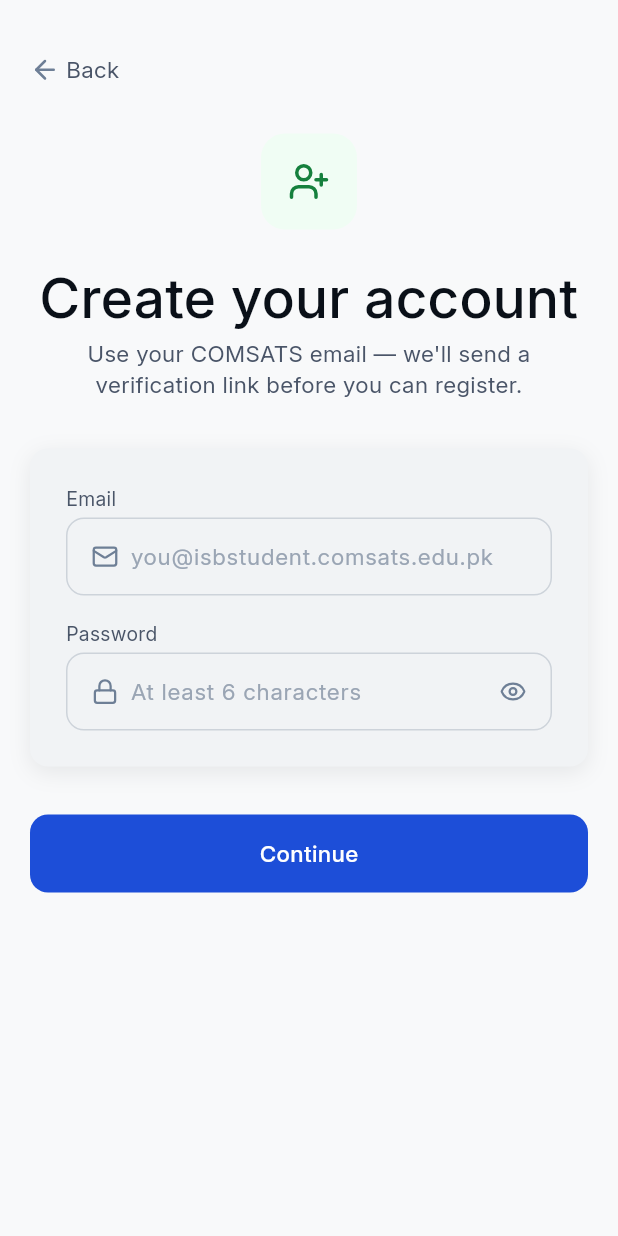
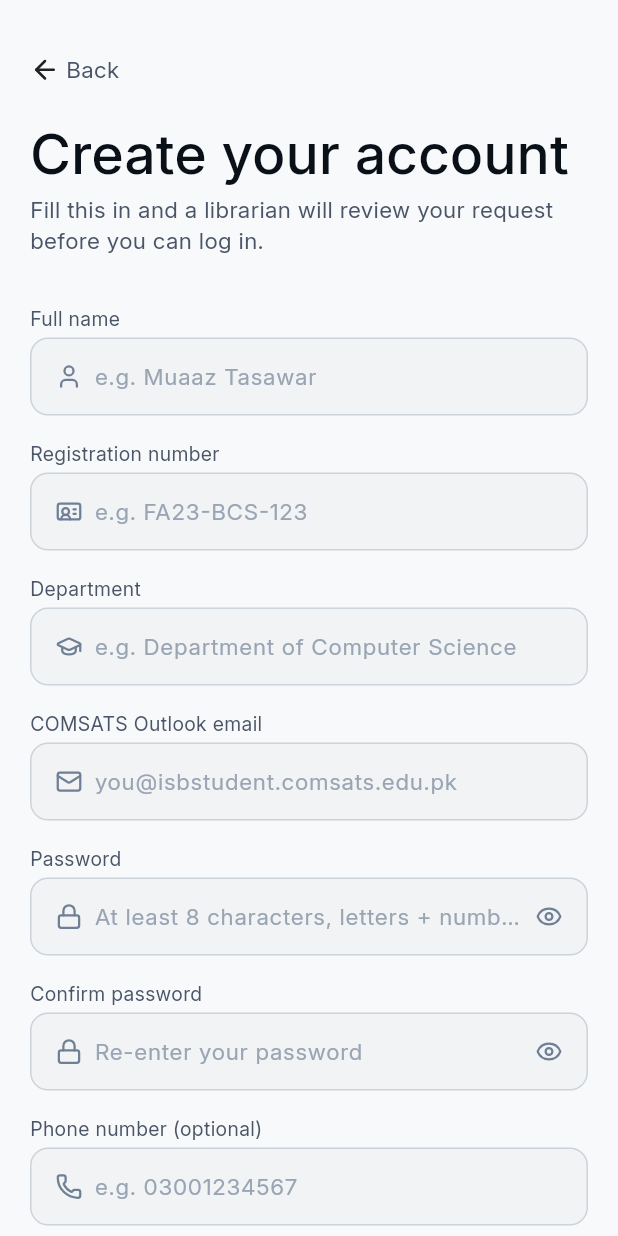
Before and after one commit to MuaazTasawar/junaid-zaidi-library-app, a Flutter app: the screen it shows after launch, after a tap on "Create Account", on a phone screen of 412 x 824 dp. Run offline on Flutter 3.47's test engine with Material 3 defaults, Android fonts, the phone set to English and light mode, and no system bars; our stand-ins replace basic_utils, cloud_firestore, firebase_auth, firebase_core, flutter_lucide, flutter_secure_storage and 2 more; missing offline and left inert: pointycastle; accounts and stored records are empty.

Commit message:
Phase 1: Registration -> encrypted pending request — RSA-OAEP crypto service, single-screen signup with no pre-approval account, corrected Firestore create rule

```diff
--- a/lib/navigation/routes.dart
+++ b/lib/navigation/routes.dart
@@ -12,15 +12,19 @@ class MoreRoutes {
   static const String aboutFloorPlan = '/more/about/floor-plan';
 }
 
-/// Route names for the nested Navigator that AuthGate owns. Koha
-/// username/password login was removed (see WelcomeScreen) — every
-/// account authenticates by email now.
+/// Route names for the nested Navigator that AuthGate owns.
+///
+/// Updated Authentication Workflow, Phase 1: signupEmail and
+/// verifyEmail were removed here. The old three-screen signup
+/// (email -> verify -> form) belonged to the pre-approval-gated design
+/// where a temporary Firebase account existed to prove email ownership.
+/// The workflow this app now implements does registration in one
+/// screen with format-only validation and no account of any kind until
+/// a librarian approves the request — see signup_form_screen.dart.
 class AuthRoutes {
   const AuthRoutes._();
 
   static const String welcome = '/auth/welcome';
   static const String emailLogin = '/auth/login/email';
-  static const String signupEmail = '/auth/signup/email';
-  static const String verifyEmail = '/auth/signup/verify-email';
   static const String signupForm = '/auth/signup/form';
 }
--- a/lib/screens/auth/auth_gate.dart
+++ b/lib/screens/auth/auth_gate.dart
@@ -11,15 +11,12 @@ import '../../theme/theme.dart';
 import '../../widgets/ui.dart';
 import '../root_shell.dart';
 import 'email_login_screen.dart';
-import 'signup_email_screen.dart';
 import 'signup_form_screen.dart';
-import 'verify_email_screen.dart';
 import 'welcome_screen.dart';
 
 enum _AuthState { loading, authenticated, guest, signedOut }
 
-/// Decides between the auth flow and the app itself. Four states now,
-/// not three:
+/// Decides between the auth flow and the app itself. Four states:
 ///  - loading: still checking on boot.
 ///  - authenticated: a real session exists — Koha, Firebase email
 ///    (Approved), or Firebase Microsoft. See
@@ -30,6 +27,12 @@ enum _AuthState { loading, authenticated, guest, signedOut }
 ///    guest-mode flag) — a guest isn't re-prompted through Welcome every
 ///    launch.
 ///  - signedOut: none of the above — shows the Welcome flow.
+///
+/// Updated Authentication Workflow, Phase 1: signupEmail and
+/// verifyEmail routes/screens were removed from the route table below —
+/// registration is now a single screen (signup_form_screen.dart) with
+/// no pre-approval Firebase account. Session/login logic itself
+/// (Firebase+Koha dual auth) is reworked separately in Phase 3.
 class AuthGate extends StatefulWidget {
   const AuthGate({super.key});
 
@@ -93,11 +96,6 @@ class _AuthGateState extends State<AuthGate> {
         page = WelcomeScreen(onContinueAsGuest: _handleContinueAsGuest);
       case AuthRoutes.emailLogin:
         page = EmailLoginScreen(onLoginSuccess: _handleAuthenticated);
-      case AuthRoutes.signupEmail:
-        page = const SignupEmailScreen();
-      case AuthRoutes.verifyEmail:
-        final email = settings.arguments as String? ?? '';
-        page = VerifyEmailScreen(email: email);
       case AuthRoutes.signupForm:
         page = const SignupFormScreen();
       default:
--- a/lib/screens/auth/login_screen.dart
+++ b/lib/screens/auth/login_screen.dart
@@ -142,7 +142,7 @@ class _LoginScreenState extends State<LoginScreen> {
               variant: 'text',
               onPressed: _isSubmitting
                   ? null
-                  : () => Navigator.of(context).pushNamed(AuthRoutes.signupEmail),
+                  : () => Navigator.of(context).pushNamed(AuthRoutes.signupForm),
             ),
           ],
         ),
--- a/lib/screens/auth/signup_email_screen.dart
+++ /dev/null
@@ -1,190 +0,0 @@
-import 'package:firebase_auth/firebase_auth.dart';
-import 'package:flutter/material.dart';
-import 'package:flutter_lucide/flutter_lucide.dart';
-
-import '../../navigation/routes.dart';
-import '../../services/firebase_auth_service.dart';
-import '../../theme/theme.dart';
-import '../../widgets/ui.dart';
-
-final _emailPattern = RegExp(r'^[\w.+-]+@[\w-]+\.[\w.-]+$');
-
-/// Step 1 of registration: collects the email/password used only to prove
-/// the student controls their COMSATS email (SDS §9.9). This account is
-/// temporary — it exists purely to unlock the verification email, and
-/// gets discarded (signed out) once the request is submitted in Phase 4.
-class SignupEmailScreen extends StatefulWidget {
-  const SignupEmailScreen({super.key});
-
-  @override
-  State<SignupEmailScreen> createState() => _SignupEmailScreenState();
-}
-
-class _SignupEmailScreenState extends State<SignupEmailScreen> {
-  final _emailController = TextEditingController();
-  final _passwordController = TextEditingController();
-  final _authService = FirebaseAuthService();
-
-  String? _emailError;
-  String? _passwordError;
-  String? _formError;
-  bool _isSubmitting = false;
-
-  @override
-  void dispose() {
-    _emailController.dispose();
-    _passwordController.dispose();
-    super.dispose();
-  }
-
-  bool _validate() {
-    setState(() {
-      _emailError = null;
-      _passwordError = null;
-      _formError = null;
-    });
-
-    var isValid = true;
-    final email = _emailController.text.trim().toLowerCase();
-    final password = _passwordController.text;
-
-    if (email.isEmpty || !_emailPattern.hasMatch(email)) {
-      setState(() => _emailError = 'Enter a valid email address.');
-      isValid = false;
-    } else if (!email.toLowerCase().endsWith('@isbstudent.comsats.edu.pk')) {
-      setState(() => _emailError = 'Use your COMSATS email (must end with @isbstudent.comsats.edu.pk).');
-      isValid = false;
-    }
-    if (password.length < 6) {
-      setState(() => _passwordError = 'Password must be at least 6 characters.');
-      isValid = false;
-    }
-    return isValid;
-  }
-
-  Future<void> _handleContinue() async {
-    if (!_validate()) return;
-
-    setState(() => _isSubmitting = true);
-    try {
-      await _authService.createTempAccount(
-        email: _emailController.text.trim().toLowerCase(),
-        password: _passwordController.text,
-      );
-      await _authService.sendVerificationEmail();
-
-      if (!mounted) return;
-      Navigator.of(context).pushNamed(
-        AuthRoutes.verifyEmail,
-        arguments: _emailController.text.trim().toLowerCase(),
-      );
-    } on FirebaseAuthException catch (e) {
-      setState(() {
-        switch (e.code) {
-          case 'email-already-in-use':
-            _emailError = 'An account already exists for this email.';
-            break;
-          case 'invalid-email':
-            _emailError = 'That email address looks invalid.';
-            break;
-          case 'weak-password':
-            _passwordError = 'Choose a stronger password.';
-            break;
-          default:
-            _formError = e.message ?? 'Something went wrong. Please try again.';
-        }
-      });
-    } catch (_) {
-      setState(() => _formError = 'Something went wrong. Please try again.');
-    } finally {
-      if (mounted) setState(() => _isSubmitting = false);
-    }
-  }
-
-  @override
-  Widget build(BuildContext context) {
-    final colors = useTheme(context);
-
-    return GestureDetector(
-      onTap: () => FocusScope.of(context).unfocus(),
-      child: ScreenContainer(
-        scroll: true,
-        child: Column(
-          crossAxisAlignment: CrossAxisAlignment.stretch,
-          children: [
-            const SizedBox(height: AppSpacing.md),
-            GestureDetector(
-              onTap: () => Navigator.of(context).maybePop(),
-              behavior: HitTestBehavior.opaque,
-              child: Row(
-                children: [
-                  Icon(LucideIcons.arrow_left, size: 20, color: colors.icon),
-                  const SizedBox(width: AppSpacing.xs),
-                  AppText('Back', variant: 'bodyBase', tone: 'secondary'),
-                ],
-              ),
-            ),
-            const SizedBox(height: AppSpacing.xl),
-            Center(
-              child: Container(
-                width: 64,
-                height: 64,
-                alignment: Alignment.center,
-                decoration: BoxDecoration(
-                  color: colors.intents.success.light.bg,
-                  borderRadius: BorderRadius.circular(AppRadius.lg),
-                ),
-                child: Icon(LucideIcons.user_plus, size: 28, color: colors.intents.success.light.fg),
-              ),
-            ),
-            const SizedBox(height: AppSpacing.lg),
-            AppText('Create your account', variant: 'h3', textAlign: TextAlign.center),
-            const SizedBox(height: AppSpacing.xs),
-            AppText(
-              'Use your COMSATS email — we\'ll send a verification link before you can register.',
-              variant: 'bodyBase',
-              tone: 'secondary',
-              textAlign: TextAlign.center,
-            ),
-            const SizedBox(height: AppSpacing.xl),
-            AppCard(
-              padding: const EdgeInsets.all(AppSpacing.lg),
-              child: Column(
-                crossAxisAlignment: CrossAxisAlignment.stretch,
-                children: [
-                  AppTextField(
-                    label: 'Email',
-                    controller: _emailController,
-                    placeholder: 'you@isbstudent.comsats.edu.pk',
-                    keyboardType: TextInputType.emailAddress,
-                    prefixIcon: LucideIcons.mail,
-                    errorText: _emailError,
-                  ),
-                  const SizedBox(height: AppSpacing.md),
-                  AppTextField(
-                    label: 'Password',
-                    controller: _passwordController,
-                    placeholder: 'At least 6 characters',
-                    obscureText: true,
-                    prefixIcon: LucideIcons.lock,
-                    errorText: _passwordError,
-                  ),
-                  if (_formError != null) ...[
-                    const SizedBox(height: AppSpacing.md),
-                    AppText(_formError!, variant: 'bodySmall', tone: 'error'),
-                  ],
-                ],
-              ),
-            ),
-            const SizedBox(height: AppSpacing.xl),
-            AppButton(
-              label: 'Continue',
-              onPressed: _isSubmitting ? null : _handleContinue,
-              isLoading: _isSubmitting,
-            ),
-          ],
-        ),
-      ),
-    );
-  }
-}
--- a/lib/screens/auth/signup_form_screen.dart
+++ b/lib/screens/auth/signup_form_screen.dart
@@ -4,18 +4,30 @@ import 'package:flutter_lucide/flutter_lucide.dart';
 
 import '../../models/student_request.dart';
 import '../../navigation/routes.dart';
-import '../../services/firebase_auth_service.dart';
+import '../../services/crypto_service.dart';
 import '../../services/firestore_service.dart';
 import '../../theme/theme.dart';
 import '../../widgets/ui.dart';
 
 final _cnicPattern = RegExp(r'^\d{5}-\d{7}-\d$');
+final _emailPattern = RegExp(r'^[\w.+-]+@[\w-]+\.[\w.-]+$');
+// Password policy (Updated Authentication Workflow, Phase 1 / Step 1:
+// "Password meets the required policy"): at least 8 characters, with at
+// least one letter and one digit. The doc names the requirement but not
+// the exact rule, so this is a documented assumption, not a literal
+// quote from it — tighten it here if COMSATS gives you a stricter spec.
+final _passwordHasLetter = RegExp(r'[A-Za-z]');
+final _passwordHasDigit = RegExp(r'\d');
 
-/// Step 3 of registration: the student's Firebase email is now verified,
-/// so this form writes a `student_requests` document (SDS §6.3) for a
-/// librarian to review. Once the write succeeds, the temp Firebase
-/// account is signed out — per SDS §9.9, Firebase's job ends here, it
-/// never becomes the real session.
+/// The full registration screen (Updated Authentication Workflow, Phase
+/// 1). Unlike the old three-screen flow (email -> verify -> form), there
+/// is no separate email-verification step and no temporary Firebase
+/// account here — the doc's Step 1 only validates field FORMAT (a real
+/// COMSATS domain, a matching password/confirm pair), not email
+/// ownership. Submitting writes a single Pending student_requests
+/// document with an RSA-encrypted password (Step 2) and nothing else —
+/// no Firebase account and no Koha patron exist until a librarian
+/// approves it (see functions/index.js).
 class SignupFormScreen extends StatefulWidget {
   const SignupFormScreen({super.key});
 
@@ -27,15 +39,21 @@ class _SignupFormScreenState extends State<SignupFormScreen> {
   final _fullNameController = TextEditingController();
   final _regNumberController = TextEditingController();
   final _departmentController = TextEditingController();
+  final _emailController = TextEditingController();
+  final _passwordController = TextEditingController();
+  final _confirmPasswordController = TextEditingController();
   final _phoneController = TextEditingController();
   final _cnicController = TextEditingController();
 
-  final _authService = FirebaseAuthService();
+  final _cryptoService = CryptoService();
   final _firestoreService = FirestoreService();
 
   String? _fullNameError;
   String? _regNumberError;
   String? _departmentError;
+  String? _emailError;
+  String? _passwordError;
+  String? _confirmPasswordError;
   String? _phoneError;
   String? _cnicError;
   String? _formError;
@@ -48,6 +66,9 @@ class _SignupFormScreenState extends State<SignupFormScreen> {
     _fullNameController.dispose();
     _regNumberController.dispose();
     _departmentController.dispose();
+    _emailController.dispose();
+    _passwordController.dispose();
+    _confirmPasswordController.dispose();
     _phoneController.dispose();
     _cnicController.dispose();
     super.dispose();
@@ -58,12 +79,16 @@ class _SignupFormScreenState extends State<SignupFormScreen> {
       _fullNameError = null;
       _regNumberError = null;
       _departmentError = null;
+      _emailError = null;
+      _passwordError = null;
+      _confirmPasswordError = null;
       _phoneError = null;
       _cnicError = null;
       _formError = null;
     });
 
     var isValid = true;
+
     if (_fullNameController.text.trim().isEmpty) {
       setState(() => _fullNameError = 'Enter your full name.');
       isValid = false;
@@ -76,47 +101,63 @@ class _SignupFormScreenState extends State<SignupFormScreen> {
       setState(() => _departmentError = 'Enter your department.');
       isValid = false;
     }
-    if (_phoneController.text.trim().length < 7) {
+
+    final email = _emailController.text.trim().toLowerCase();
+    if (email.isEmpty || !_emailPattern.hasMatch(email)) {
+      setState(() => _emailError = 'Enter a valid email address.');
+      isValid = false;
+    } else if (!email.endsWith('@isbstudent.comsats.edu.pk')) {
+      setState(() =>
+          _emailError = 'Use your COMSATS Outlook email (must end with @isbstudent.comsats.edu.pk).');
+      isValid = false;
+    }
+
+    final password = _passwordController.text;
+    if (password.length < 8 ||
+        !_passwordHasLetter.hasMatch(password) ||
+        !_passwordHasDigit.hasMatch(password)) {
+      setState(() =>
+          _passwordError = 'At least 8 characters, with a mix of letters and numbers.');
+      isValid = false;
+    }
+    if (_confirmPasswordController.text != password) {
+      setState(() => _confirmPasswordError = 'Passwords do not match.');
+      isValid = false;
+    }
+
+    // Phone is optional per the workflow doc — only validate its shape
+    // if the student actually entered something.
+    final phone = _phoneController.text.trim();
+    if (phone.isNotEmpty && phone.length < 7) {
       setState(() => _phoneError = 'Enter a valid phone number.');
       isValid = false;
     }
+
     if (!_cnicPattern.hasMatch(_cnicController.text.trim())) {
       setState(() => _cnicError = 'Enter your CNIC as xxxxx-xxxxxxx-x.');
       isValid = false;
     }
+
     return isValid;
   }
 
   Future<void> _handleSubmit() async {
     if (!_validate()) return;
 
-    final user = _authService.currentUser;
-    final email = user?.email?.trim().toLowerCase();
-    if (email == null || !_authService.isEmailVerified) {
-      setState(() => _formError =
-          'Your email session expired — go back and verify your email again.');
-      return;
-    }
-
     setState(() => _isSubmitting = true);
     try {
-      // user.reload() (back on the verify screen) updates the client-side
-      // User object, but the cached ID token's email_verified claim isn't
-      // refreshed by that alone — Firestore reads the token's claim, not
-      // the client-side flag, so force a fresh token before writing or
-      // firestore.rules rejects with permission-denied.
-      await user!.getIdToken(true);
+      final encryptedPassword = _cryptoService.encryptPassword(_passwordController.text);
 
       final request = StudentRequest(
         fullName: _fullNameController.text.trim(),
         registrationNumber: _regNumberController.text.trim(),
         department: _departmentController.text.trim(),
-        email: email,
+        email: _emailController.text.trim().toLowerCase(),
         phone: _phoneController.text.trim(),
         cnic: _cnicController.text.trim(),
+        encryptedPassword: encryptedPassword,
       );
       await _firestoreService.submitStudentRequest(request);
-      await _authService.signOut();
 
       if (!mounted) return;
       setState(() => _isSubmitted = true);
@@ -146,10 +187,22 @@ class _SignupFormScreenState extends State<SignupFormScreen> {
           crossAxisAlignment: CrossAxisAlignment.stretch,
           children: [
             const SizedBox(height: AppSpacing.md),
-            Heading(text: 'Registration details', level: 3),
+            GestureDetector(
+              onTap: () => Navigator.of(context).maybePop(),
+              behavior: HitTestBehavior.opaque,
+              child: Row(
+                children: [
+                  Icon(LucideIcons.arrow_left, size: 20),
+                  const SizedBox(width: AppSpacing.xs),
+                  AppText('Back', variant: 'bodyBase', tone: 'secondary'),
+                ],
+              ),
+            ),
+            const SizedBox(height: AppSpacing.lg),
+            Heading(text: 'Create your account', level: 3),
             const SizedBox(height: AppSpacing.xs),
             AppText(
-              'Your email is verified. Fill this in and a librarian will review your request.',
+              'Fill this in and a librarian will review your request before you can log in.',
               variant: 'bodyBase',
               tone: 'secondary',
             ),
@@ -179,7 +232,34 @@ class _SignupFormScreenState extends State<SignupFormScreen> {
             ),
             const SizedBox(height: AppSpacing.md),
             AppTextField(
-              label: 'Phone number',
+              label: 'COMSATS Outlook email',
+              controller: _emailController,
+              placeholder: 'you@isbstudent.comsats.edu.pk',
+              keyboardType: TextInputType.emailAddress,
+              prefixIcon: LucideIcons.mail,
+              errorText: _emailError,
+            ),
+            const SizedBox(height: AppSpacing.md),
+            AppTextField(
+              label: 'Password',
+              controller: _passwordController,
+              placeholder: 'At least 8 characters, letters + numbers',
+              obscureText: true,
+              prefixIcon: LucideIcons.lock,
+              errorText: _passwordError,
+            ),
+            const SizedBox(height: AppSpacing.md),
+            AppTextField(
+              label: 'Confirm password',
+              controller: _confirmPasswordController,
+              placeholder: 'Re-enter your password',
+              obscureText: true,
+              prefixIcon: LucideIcons.lock,
+              errorText: _confirmPasswordError,
+            ),
+            const SizedBox(height: AppSpacing.md),
+            AppTextField(
+              label: 'Phone number (optional)',
               controller: _phoneController,
               placeholder: 'e.g. 03001234567',
               keyboardType: TextInputType.phone,
@@ -272,7 +352,7 @@ class _SubmittedView extends StatelessWidget {
           Heading(text: 'Request submitted', level: 3, textAlign: TextAlign.center),
           const SizedBox(height: AppSpacing.xs),
           AppText(
-            'A librarian will review your details. You\'ll be able to log in once your account is approved.',
+            'Your registration request has been submitted successfully. Please wait for administrator approval.',
             variant: 'bodyBase',
             tone: 'secondary',
             textAlign: TextAlign.center,
--- a/lib/screens/auth/welcome_screen.dart
+++ b/lib/screens/auth/welcome_screen.dart
@@ -6,9 +6,9 @@ import '../../theme/tokens/colors.dart';
 import '../../widgets/ui.dart';
 
 /// First screen a signed-out student sees. Koha username/password login
-/// was removed here — every account in this app authenticates by email,
+/// was removed here â€” every account in this app authenticates by email,
 /// so a "username" field never matched reality. Three ways in now:
-/// Log in with Email (primary — the real returning-user path), Create
+/// Log in with Email (primary â€” the real returning-user path), Create
 /// Account, and Continue as Guest.
 class WelcomeScreen extends StatelessWidget {
   final VoidCallback onContinueAsGuest;
@@ -148,7 +148,7 @@ class WelcomeScreen extends StatelessWidget {
                   AppButton(
                     label: 'Create Account',
                     variant: 'secondary',
-                    onPressed: () => Navigator.of(context).pushNamed(AuthRoutes.signupEmail),
+                    onPressed: () => Navigator.of(context).pushNamed(AuthRoutes.signupForm),
                   ),
                   const SizedBox(height: AppSpacing.sm),
                   AppButton(
--- a/lib/services/firestore_service.dart
+++ b/lib/services/firestore_service.dart
@@ -1,4 +1,5 @@
 import 'package:cloud_firestore/cloud_firestore.dart';
+import 'package:firebase_auth/firebase_auth.dart';
 
 import '../config/api_constants.dart';
 import '../models/app_user.dart';
@@ -6,8 +7,11 @@ import '../models/student_request.dart';
 
 class FirestoreService {
   final FirebaseFirestore _db;
+  final FirebaseAuth _auth;
 
-  FirestoreService({FirebaseFirestore? db}) : _db = db ?? FirebaseFirestore.instance;
+  FirestoreService({FirebaseFirestore? db, FirebaseAuth? auth})
+      : _db = db ?? FirebaseFirestore.instance,
+        _auth = auth ?? FirebaseAuth.instance;
 
   CollectionReference<Map<String, dynamic>> get _requestsCollection =>
       _db.collection(ApiConstants.firestoreStudentRequestsCollection);
@@ -15,8 +19,31 @@ class FirestoreService {
   CollectionReference<Map<String, dynamic>> get _usersCollection =>
       _db.collection(ApiConstants.firestoreUsersCollection);
 
+  CollectionReference<Map<String, dynamic>> get _passwordChangeRequestsCollection =>
+      _db.collection(ApiConstants.firestorePasswordChangeRequestsCollection);
+
+  /// Writes a new pending registration request (Updated Authentication
+  /// Workflow, Phase 1 / Step 2). [request.encryptedPassword] must
+  /// already be RSA-OAEP encrypted — see CryptoService — this method
+  /// never sees or handles a plaintext password.
+  ///
+  /// firestore.rules requires request.auth != null for this write, but
+  /// the workflow deliberately creates NO real Firebase account for the
+  /// student before a librarian approves them. So this signs in
+  /// anonymously — a throwaway session, never tied to the student's
+  /// email or password — purely to satisfy that rule, then signs back
+  /// out immediately once the write succeeds. If the write throws, the
+  /// anonymous session is left signed out too, so a retry doesn't pile
+  /// up abandoned anonymous accounts.
   Future<void> submitStudentRequest(StudentRequest request) async {
-    await _requestsCollection.add(request.toMap());
+    if (_auth.currentUser == null) {
+      await _auth.signInAnonymously();
+    }
+    try {
+      await _requestsCollection.add(request.toMap());
+    } finally {
+      await _auth.signOut();
+    }
   }
 
   Stream<List<StudentRequest>> watchRequestsForEmail(String email) {
@@ -56,4 +83,24 @@ class FirestoreService {
     final doc = await _usersCollection.doc(uid).get();
     return doc.exists;
   }
+
+  /// Updated Authentication Workflow, Phase 7: writes a password-change
+  /// request for an already-approved student. [newEncryptedPassword]
+  /// must already be RSA-OAEP encrypted, same as registration. Unlike
+  /// registration, this requires the student's REAL Firebase session
+  /// (they must be logged in already), so no anonymous-session dance is
+  /// needed here — firestore.rules checks request.auth.uid directly.
+  Future<void> submitPasswordChangeRequest({
+    required String uid,
+    required String email,
+    required String newEncryptedPassword,
+  }) async {
+    await _passwordChangeRequestsCollection.add({
+      'uid': uid,
+      'email': email.trim().toLowerCase(),
+      'newEncryptedPassword': newEncryptedPassword,
+      'status': 'Pending',
+      'createdAt': FieldValue.serverTimestamp(),
+    });
+  }
 }
```
Also changed, not shown: lib/screens/auth/verify_email_screen.dart (deleted, +0 -125 lines), lib/services/crypto_service.dart (added, +54 -0 lines), 1 other file.
